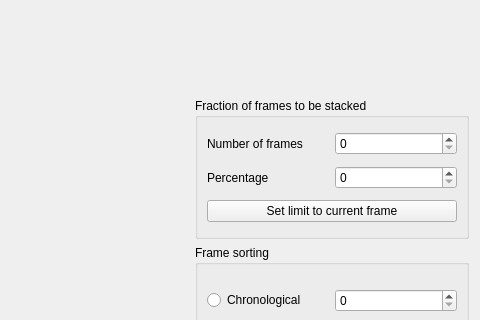
Old version of the form Source/frame_viewer_gui.ui in the repository Rolf-Hempel/PlanetarySystemStacker; both pictures show x 420 to 900 and y 206 to 526 of the 900 by 630 pixel window.
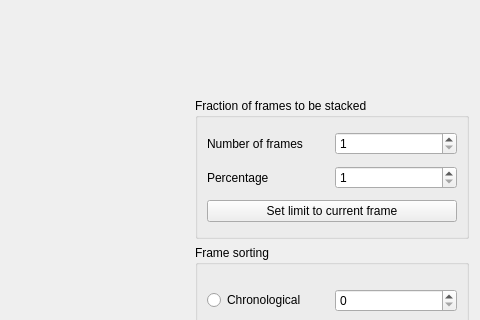
New version of the form.

Commit message: frame viewer finished

```diff
--- a/Source/frame_viewer_gui.ui
+++ b/Source/frame_viewer_gui.ui
@@ -60,7 +60,11 @@
        </widget>
       </item>
       <item row="0" column="1">
-       <widget class="QSpinBox" name="spinBox_number_frames"/>
+       <widget class="QSpinBox" name="spinBox_number_frames">
+        <property name="minimum">
+         <number>1</number>
+        </property>
+       </widget>
       </item>
       <item row="1" column="0">
        <widget class="QLabel" name="label_percentage_frames">
@@ -70,7 +74,14 @@
        </widget>
       </item>
       <item row="1" column="1">
-       <widget class="QSpinBox" name="spinBox_percentage_frames"/>
+       <widget class="QSpinBox" name="spinBox_percentage_frames">
+        <property name="minimum">
+         <number>1</number>
+        </property>
+        <property name="maximum">
+         <number>100</number>
+        </property>
+       </widget>
       </item>
       <item row="2" column="0" colspan="2">
        <widget class="QPushButton" name="pushButton_set_stacking_limit">
```
The commit also changes 3 other files.
